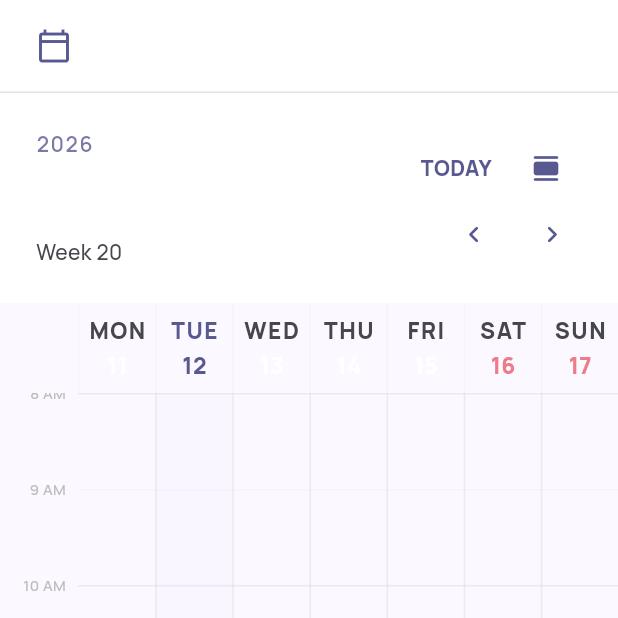
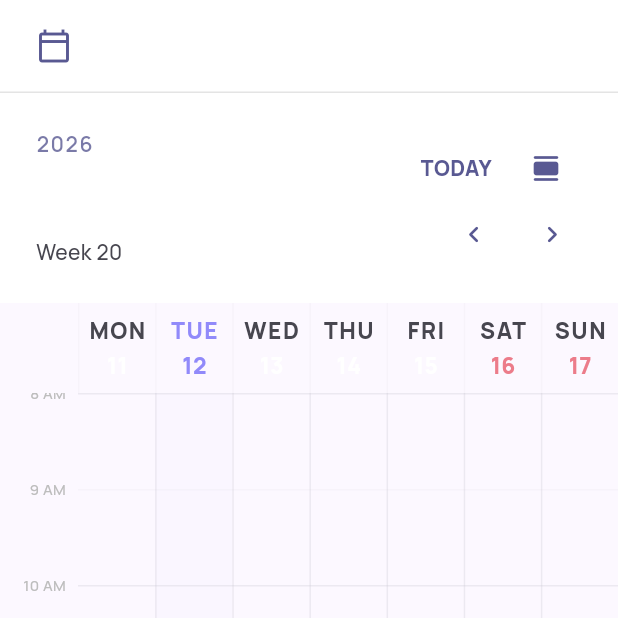
Before and after one commit to infinte15/Everything-app, a Flutter app: the CalendarScreen screen opened by its route, on a phone screen of 412 x 824 dp, the top half of it. Run offline on Flutter 3.47's test engine with Material 3 defaults, Android fonts, the phone set to English and light mode, and no system bars; our stand-ins replace fl_chart, flutter_secure_storage, go_router, google_fonts; accounts and stored records are empty; network calls fail.

Commit message:
small frontend overwork

```diff
--- a/Everything-app-frontend/everything_app/lib/screens/calendar/calendar_screen.dart
+++ b/Everything-app-frontend/everything_app/lib/screens/calendar/calendar_screen.dart
@@ -485,10 +485,9 @@ class _WeekStrip extends StatelessWidget {
                             style: TextStyle(
                               fontSize: 15,
                               fontWeight: FontWeight.w800,
-                              color:
-                              isToday
-                                  ? theme.colorScheme.primary
-                                  :theme.colorScheme.onSurfaceVariant,
+                              color: isToday
+                                  ? const Color(0xFF918AFA)
+                                  : theme.colorScheme.onSurfaceVariant,
 
                               letterSpacing: 1.0,
                               fontFamily: 'Manrope',
@@ -502,7 +501,7 @@ class _WeekStrip extends StatelessWidget {
                               fontWeight: FontWeight.w800,
                               fontFamily: 'Manrope',
                               color: isToday
-                                  ? theme.colorScheme.primary
+                                  ? const Color(0xFF918AFA)
                                   : (day.weekday >= 6 ? theme.colorScheme.error : Colors.white),
                             ),
                           ),
@@ -1099,7 +1098,7 @@ class _MonthView extends StatelessWidget {
                         style: TextStyle(
                           fontSize: 13,
                           fontWeight: FontWeight.w700,
-                          color: isSel ? Colors.white : isToday ? AppTheme.primaryColor : null,
+                          color: isSel ? Colors.white : isToday ? const Color(0xFF918AFA) : null,
                         ),
                       ),
                       const SizedBox(height: 3),
--- a/Everything-app-frontend/everything_app/lib/widgets/create_task_sheet.dart
+++ b/Everything-app-frontend/everything_app/lib/widgets/create_task_sheet.dart
@@ -299,7 +299,7 @@ class _CreateTaskSheetState extends State<CreateTaskSheet> {
                   borderRadius: BorderRadius.circular(8),
                 ),
                 child: Row(
-                  children: ['Personal', 'Uni'].map((cat) {
+                  children: ['Personal', 'Studium'].map((cat) {
                     final isSel = _category == cat;
                     return Expanded(
                       child: GestureDetector(
```
Also changed, not shown: Everything-app-frontend/everything_app/lib/widgets/calender_event_cards.dart (deleted), 2 other files.
